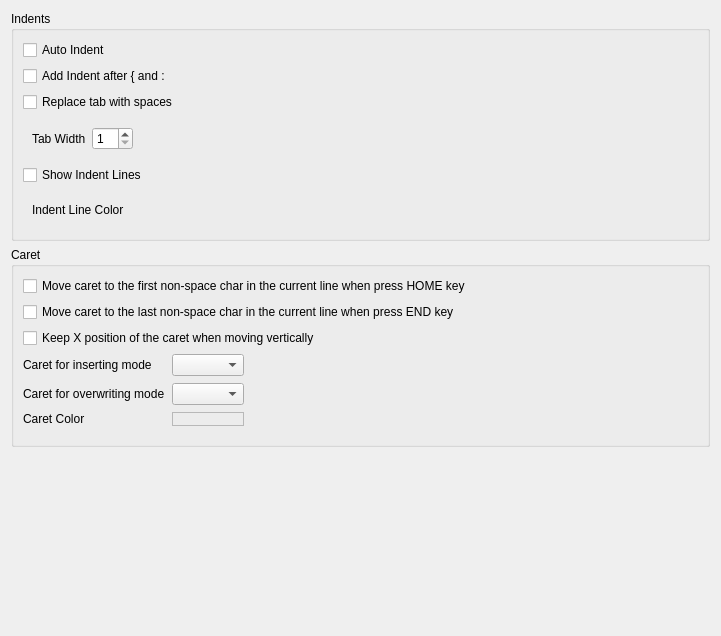
royqh1979/RedPanda-CPP, file RedPandaIDE/settingsdialog/editorgeneralwidget.ui: the form before one commit.
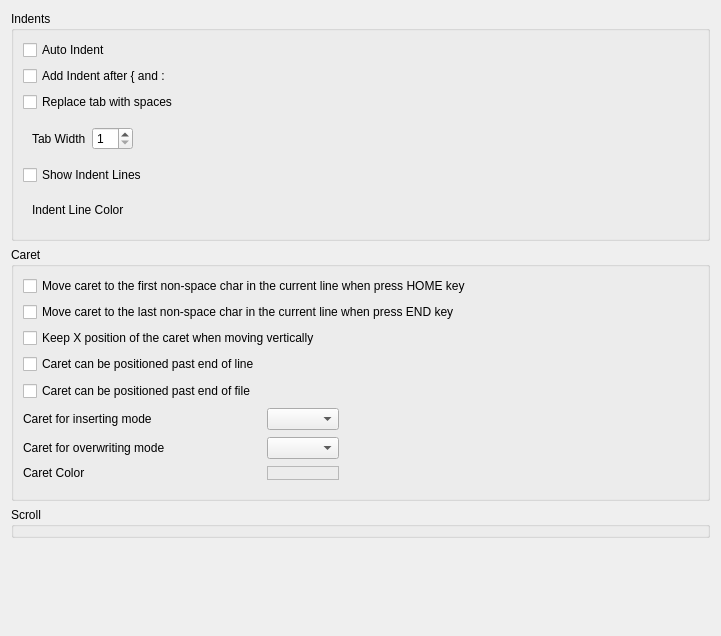
The form after the commit. Custom widgets are drawn as their Qt base class.

Commit message: * fix: new file's name errorString  * fix: display error when row number digit count's Changed  * fix: top line is not correctly setted, when add new lines after the last line just above the editor's bottom

Patch:
```diff
--- a/RedPandaIDE/settingsdialog/editorgeneralwidget.ui
+++ b/RedPandaIDE/settingsdialog/editorgeneralwidget.ui
@@ -165,7 +165,7 @@
          <property name="spacing">
           <number>7</number>
          </property>
-         <item row="0" column="2">
+         <item row="2" column="2">
           <spacer name="horizontalSpacer">
            <property name="orientation">
             <enum>Qt::Horizontal</enum>
@@ -178,40 +178,54 @@
            </property>
           </spacer>
          </item>
-         <item row="0" column="1">
-          <widget class="QComboBox" name="cbCaretForInsert"/>
+         <item row="4" column="1">
+          <widget class="ColorEdit" name="colorCaret">
+           <property name="frameShape">
+            <enum>QFrame::StyledPanel</enum>
+           </property>
+           <property name="frameShadow">
+            <enum>QFrame::Raised</enum>
+           </property>
+          </widget>
          </item>
          <item row="0" column="0">
+          <widget class="QCheckBox" name="chkCaretPastEol">
+           <property name="text">
+            <string>Caret can be positioned past end of line</string>
+           </property>
+          </widget>
+         </item>
+         <item row="3" column="1">
+          <widget class="QComboBox" name="cbCaretForOverwrite"/>
+         </item>
+         <item row="2" column="0">
           <widget class="QLabel" name="lbCaretForInsert">
            <property name="text">
             <string>Caret for inserting mode</string>
            </property>
           </widget>
          </item>
-         <item row="1" column="0">
+         <item row="2" column="1">
+          <widget class="QComboBox" name="cbCaretForInsert"/>
+         </item>
+         <item row="3" column="0">
           <widget class="QLabel" name="lbCaretForOverwrite">
            <property name="text">
             <string>Caret for overwriting mode</string>
            </property>
           </widget>
          </item>
-         <item row="1" column="1">
-          <widget class="QComboBox" name="cbCaretForOverwrite"/>
-         </item>
-         <item row="2" column="0">
+         <item row="4" column="0">
           <widget class="QLabel" name="lbCaretColor">
            <property name="text">
             <string>Caret Color</string>
            </property>
           </widget>
          </item>
-         <item row="2" column="1">
-          <widget class="ColorEdit" name="colorCaret">
-           <property name="frameShape">
-            <enum>QFrame::StyledPanel</enum>
-           </property>
-           <property name="frameShadow">
-            <enum>QFrame::Raised</enum>
+         <item row="1" column="0">
+          <widget class="QCheckBox" name="chkCaretPastEof">
+           <property name="text">
+            <string>Caret can be positioned past end of file</string>
            </property>
           </widget>
          </item>
@@ -221,6 +235,13 @@
      </layout>
     </widget>
    </item>
+   <item>
+    <widget class="QGroupBox" name="groupBox">
+     <property name="title">
+      <string>Scroll</string>
+     </property>
+    </widget>
+   </item>
    <item>
     <spacer name="verticalSpacer">
      <property name="orientation">
```
The commit also changes 3 other files.
